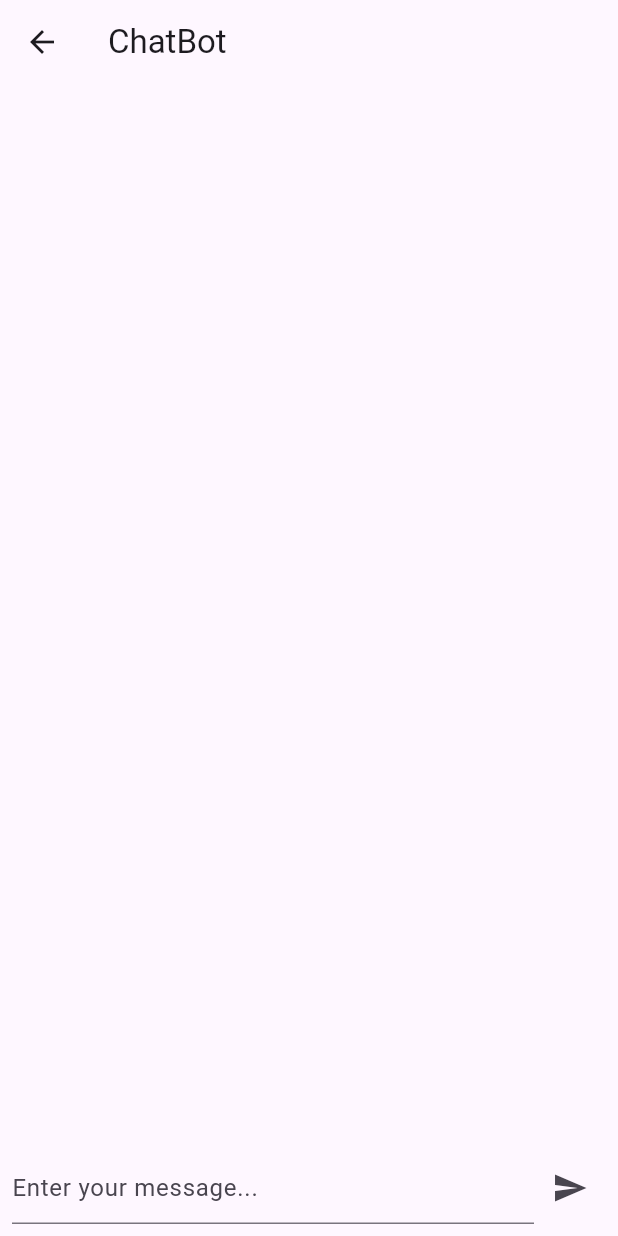
After one commit to anaserrami/Synthesis_Alutter_App, a Flutter app: the ChatBotPage screen opened directly, on a phone screen of 412 x 824 dp. The commit adds this screen. Run offline on Flutter 3.47's test engine with Material 3 defaults, Android fonts, the phone set to English and light mode, and no system bars.

Commit message:
Flutter App

```diff
--- /dev/null
+++ b/lib/chatbot_page.dart
@@ -0,0 +1,110 @@
+import 'package:flutter/material.dart';
+import 'package:http/http.dart' as http;
+import 'dart:convert';
+
+class ChatBotPage extends StatefulWidget {
+  const ChatBotPage({super.key});
+
+  @override
+  State<ChatBotPage> createState() => _ChatBotPageState();
+}
+
+class _ChatBotPageState extends State<ChatBotPage> {
+  late TextEditingController _controller;
+  List<Map<String, dynamic>> messages = [];
+
+  @override
+  void initState() {
+    super.initState();
+    _controller = TextEditingController();
+  }
+
+  void _sendMessage(String message) async {
+    setState(() {
+      messages.add({'sender': 'user', 'message': message});
+    });
+
+    final response = await http.get(Uri.parse(
+        'http://api.brainshop.ai/get?bid=181522&key=VyZzIkw1rP2v1U22&uid=[uid]&msg=$message'));
+
+    if (response.statusCode == 200) {
+      final data = json.decode(response.body);
+      setState(() {
+        messages.add({'sender': 'bot', 'message': data['cnt']});
+      });
+    } else {
+      setState(() {
+        messages.add({'sender': 'bot', 'message': 'Failed to get response'});
+      });
+    }
+
+    _controller.clear();
+  }
+
+  @override
+  Widget build(BuildContext context) {
+    return Scaffold(
+      appBar: AppBar(
+        title: const Text('ChatBot'),
+      ),
+      body: Column(
+        children: [
+          Expanded(
+            child: ListView.builder(
+              itemCount: messages.length,
+              itemBuilder: (context, index) {
+                final message = messages[index];
+                return Align(
+                  alignment: message['sender'] == 'user' ? Alignment.centerRight : Alignment.centerLeft,
+                  child: Container(
+                    padding: const EdgeInsets.all(8),
+                    margin: const EdgeInsets.symmetric(vertical: 4, horizontal: 8),
+                    decoration: BoxDecoration(
+                      color: message['sender'] == 'user' ? Colors.white : Colors.white,
+                      borderRadius: BorderRadius.circular(12),
+                    ),
+                    child: Row(
+                      mainAxisSize: MainAxisSize.min,
+                      children: [
+                        if (message['sender'] == 'bot') const Icon(Icons.android, color: Colors.green),
+                        Text(
+                          message['message'],
+                          style: const TextStyle(color: Colors.black),
+                        ),
+                        if (message['sender'] == 'user') const Icon(Icons.person, color: Colors.blue),
+                      ],
+                    ),
+                  ),
+                );
+              },
+            ),
+          ),
+          Padding(
+            padding: const EdgeInsets.all(8.0),
+            child: Row(
+              children: [
+                Expanded(
+                  child: TextField(
+                    controller: _controller,
+                    decoration: const InputDecoration(
+                      hintText: 'Enter your message...',
+                    ),
+                    onSubmitted: (value) {
+                      _sendMessage(value);
+                    },
+                  ),
+                ),
+                IconButton(
+                  icon: const Icon(Icons.send),
+                  onPressed: () {
+                    _sendMessage(_controller.text);
+                  },
+                ),
+              ],
+            ),
+          ),
+        ],
+      ),
+    );
+  }
+}
```
Also changed, not shown: lib/home_page.dart (+7 -4 lines).
